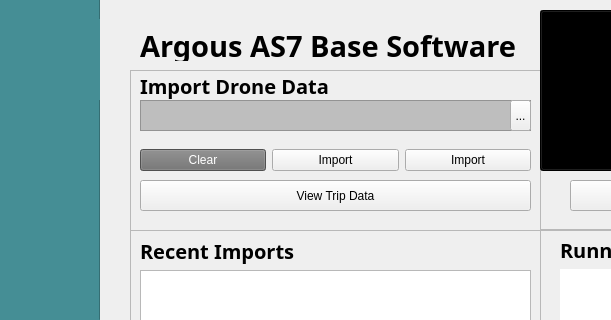
The window that src/Win/Argous Qt code base/ArgouseBaseSoftware/homepage.ui (Wabinabi/Argos) describes before a commit, drawn with Qt 5; both pictures show x 0 to 611 and y 0 to 320 of the 800 by 492 pixel window.
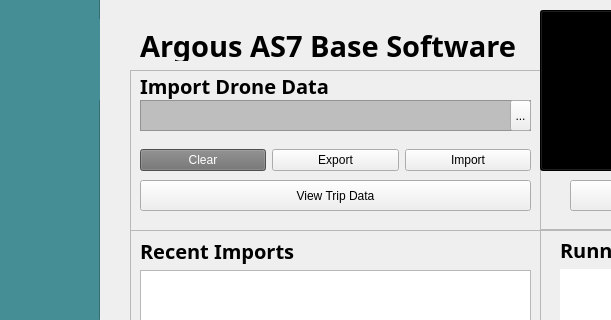
The same window after the commit. Icons and pictures are not drawn.

Commit message: UPDATE: Exporting to 3D Point Cloud now selects file and handles errors

What changed in the file:
```diff
--- a/src/Win/Argous Qt code base/ArgouseBaseSoftware/homepage.ui
+++ b/src/Win/Argous Qt code base/ArgouseBaseSoftware/homepage.ui
@@ -103,10 +103,13 @@
        <height>41</height>
       </rect>
      </property>
-     <layout class="QHBoxLayout" name="horizontalLayout">
+     <layout class="QHBoxLayout" name="horizontalLayout" stretch="0,0,0">
       <property name="spacing">
        <number>6</number>
       </property>
+      <property name="topMargin">
+       <number>0</number>
+      </property>
       <item>
        <widget class="QPushButton" name="ImportBtn_2">
         <property name="styleSheet">
@@ -121,7 +124,7 @@
       <item>
        <widget class="QPushButton" name="ImportBtn_3">
         <property name="text">
-         <string>Import</string>
+         <string>Export</string>
         </property>
        </widget>
       </item>
```
Left out of the diff: 5 changed lines with no effect on the pictures. The commit also changes 2 other files.
